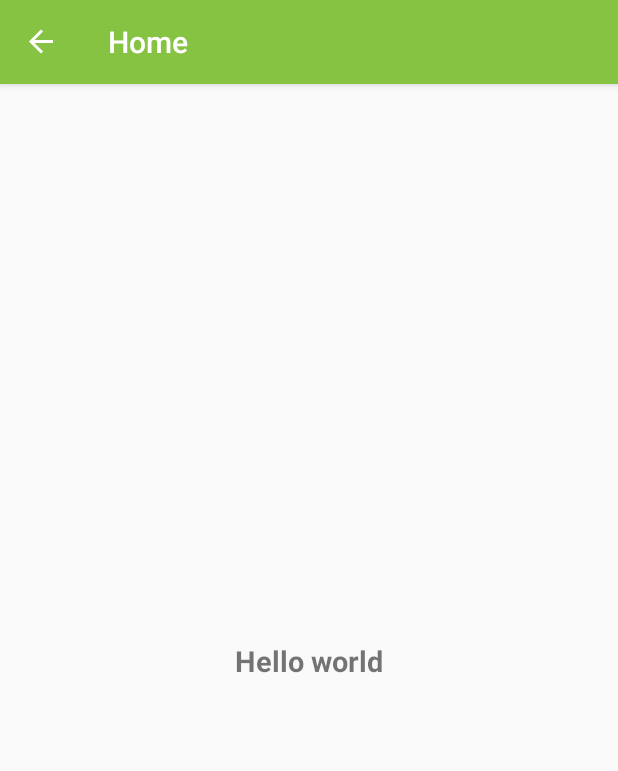
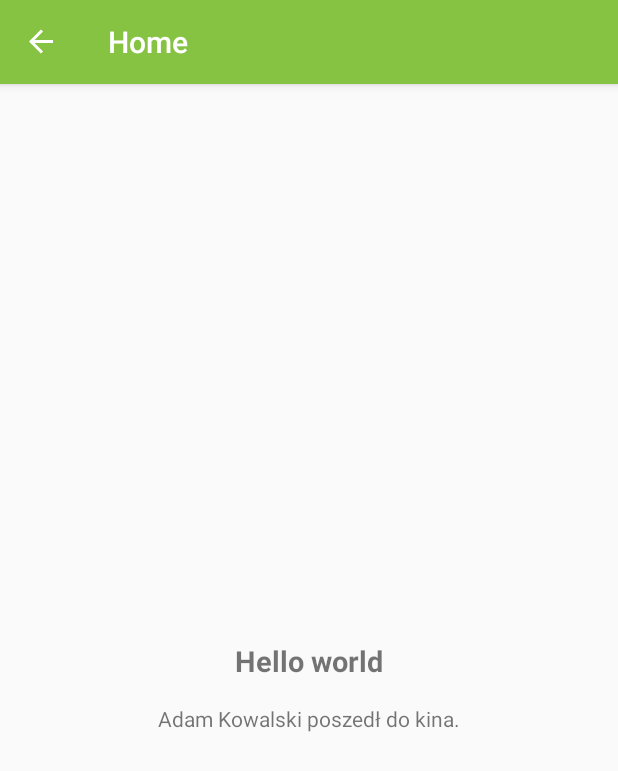
Before and after one commit to krzycho2/wpam-projekt, an Android app: the HomeFragment screen opened through its navigation route, on a phone screen of 412 x 824 dp. Shown: the top 771 px of the screen. Run offline under Robolectric (Android 15) with nearby library versions, the phone set to English and light mode, and no system bars; our stand-ins replace Firebase (no records; nobody signed in at launch, a user with empty details on screens opened directly), Picasso, data binding, navigation-ui; 1 statement that could not run was skipped.

Commit message:
Zaimplementowałem prostu HomeFragment z jednym stringiem, który jest powiązany ze stringiem w ViewModelu

```diff
--- a/app/src/main/java/pw/elka/mobiasystent/model/User.kt
+++ b/app/src/main/java/pw/elka/mobiasystent/model/User.kt
@@ -3,4 +3,5 @@ package pw.elka.mobiasystent.model
 interface User {
     var username: String
     var email: String
+    var fullname: String
 }
--- a/app/src/main/java/pw/elka/mobiasystent/ui/fragment/home/HomeFragment.kt
+++ b/app/src/main/java/pw/elka/mobiasystent/ui/fragment/home/HomeFragment.kt
@@ -5,16 +5,41 @@ import android.os.Bundle
 import android.view.LayoutInflater
 import android.view.View
 import android.view.ViewGroup
+import androidx.databinding.DataBindingUtil
 import androidx.fragment.app.Fragment
+import androidx.lifecycle.Observer
+import androidx.lifecycle.ViewModelProviders
+import androidx.lifecycle.get
+import pw.elka.mobiasystent.R
 import pw.elka.mobiasystent.databinding.FragmentHomeBinding
+import pw.elka.mobiasystent.model.Occurence
+import pw.elka.mobiasystent.viewmodels.OccurenceViewModel
+
 class HomeFragment : Fragment() {
     private lateinit var binding: FragmentHomeBinding
+
+    private lateinit var viewModel: OccurenceViewModel
+
     override fun onCreateView(
         inflater: LayoutInflater, container: ViewGroup?,
         savedInstanceState: Bundle?
     ): View? {
-        binding = FragmentHomeBinding.inflate(inflater, container, false)
+        //binding = FragmentHomeBinding.inflate(inflater, container, false)
 
+        binding = DataBindingUtil.inflate(
+            inflater,
+            R.layout.fragment_home,
+            container,
+            false)
+
+        viewModel = ViewModelProviders.of(this).get(OccurenceViewModel::class.java)
+        binding.occurenceViewModel = viewModel
+
+        binding.lifecycleOwner = this
+        // jakies podpięcie
+
+//        viewModel.savedOccurences.observe(this, Observer{textOfOccurence -> binding.TextOccurence.text = textOfOccurence})
+        viewModel.singleOccurence.observe(this, Observer{occurence -> binding.TextOccurence.text = occurence})
         return binding.root
     }
 }
--- a/app/src/main/java/pw/elka/mobiasystent/viewmodels/OccurenceViewModel.kt
+++ b/app/src/main/java/pw/elka/mobiasystent/viewmodels/OccurenceViewModel.kt
@@ -12,8 +12,11 @@ import pw.elka.mobiasystent.repos.OccurencesRepository
 class OccurenceViewModel : ViewModel() {
     val TAG = "OCCURENCE_VIEW_MODEL"
     var occurenceRepository = OccurencesRepository()
+
+    // Property with getter
     var savedOccurences: MutableLiveData<List<Occurence>> = MutableLiveData()
 
+    var singleOccurence: MutableLiveData<String> = MutableLiveData("Adam Kowalski poszedł do kina.")
 
     fun saveOccurenceToFirebase(occurence: Occurence) {
         occurenceRepository.saveOccurence(occurence).addOnFailureListener {
--- a/app/src/main/res/layout/fragment_home.xml
+++ b/app/src/main/res/layout/fragment_home.xml
@@ -2,6 +2,12 @@
 <layout xmlns:android="http://schemas.android.com/apk/res/android"
     xmlns:app="http://schemas.android.com/apk/res-auto"
     xmlns:tools="http://schemas.android.com/tools">
+
+    <data>
+        <variable
+            name="occurenceViewModel"
+            type="pw.elka.mobiasystent.viewmodels.OccurenceViewModel" />
+    </data>
 
     <androidx.constraintlayout.widget.ConstraintLayout
         android:layout_width="match_parent"
@@ -9,6 +15,7 @@
         tools:context=".ui.fragment.home.HomeFragment">
 
         <TextView
+            android:id="@+id/textView4"
             android:layout_width="wrap_content"
             android:layout_height="wrap_content"
             android:text="Hello world"
@@ -20,5 +27,15 @@
             app:layout_constraintStart_toStartOf="parent"
             app:layout_constraintTop_toTopOf="parent" />
 
+        <TextView
+            android:id="@+id/TextOccurence"
+            android:layout_width="wrap_content"
+            android:layout_height="wrap_content"
+            android:layout_marginTop="16dp"
+            android:text="TextView"
+            app:layout_constraintEnd_toEndOf="parent"
+            app:layout_constraintStart_toStartOf="parent"
+            app:layout_constraintTop_toBottomOf="@+id/textView4" />
+
     </androidx.constraintlayout.widget.ConstraintLayout>
 </layout>
```
Also changed, not shown: 1 other file.
